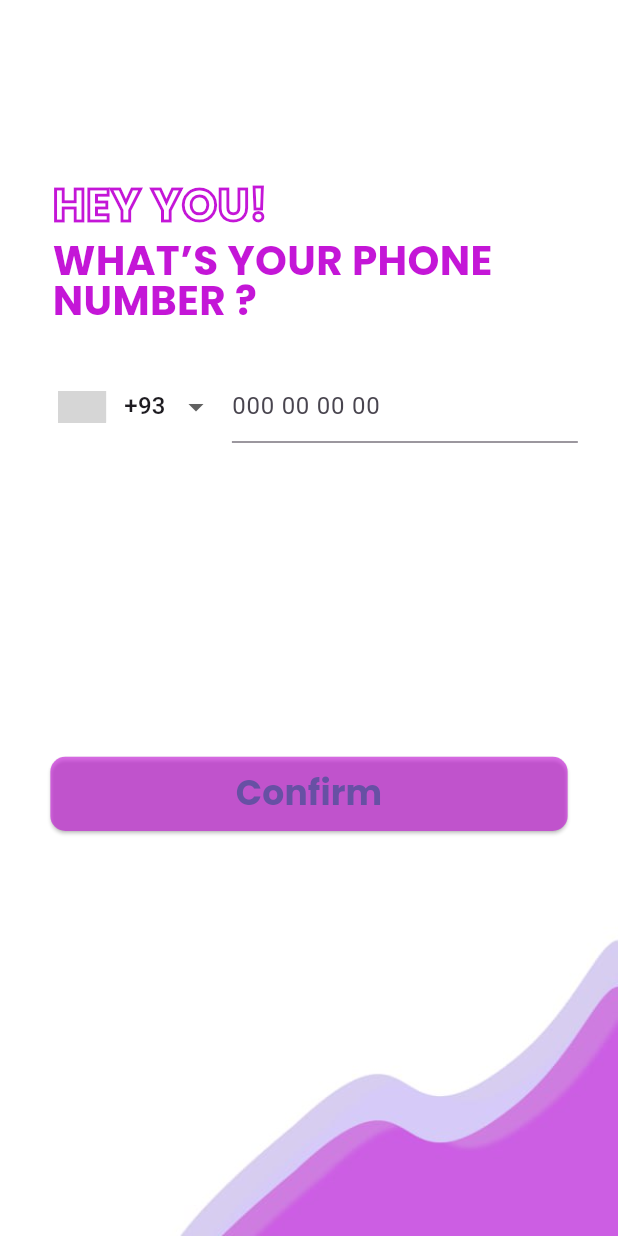
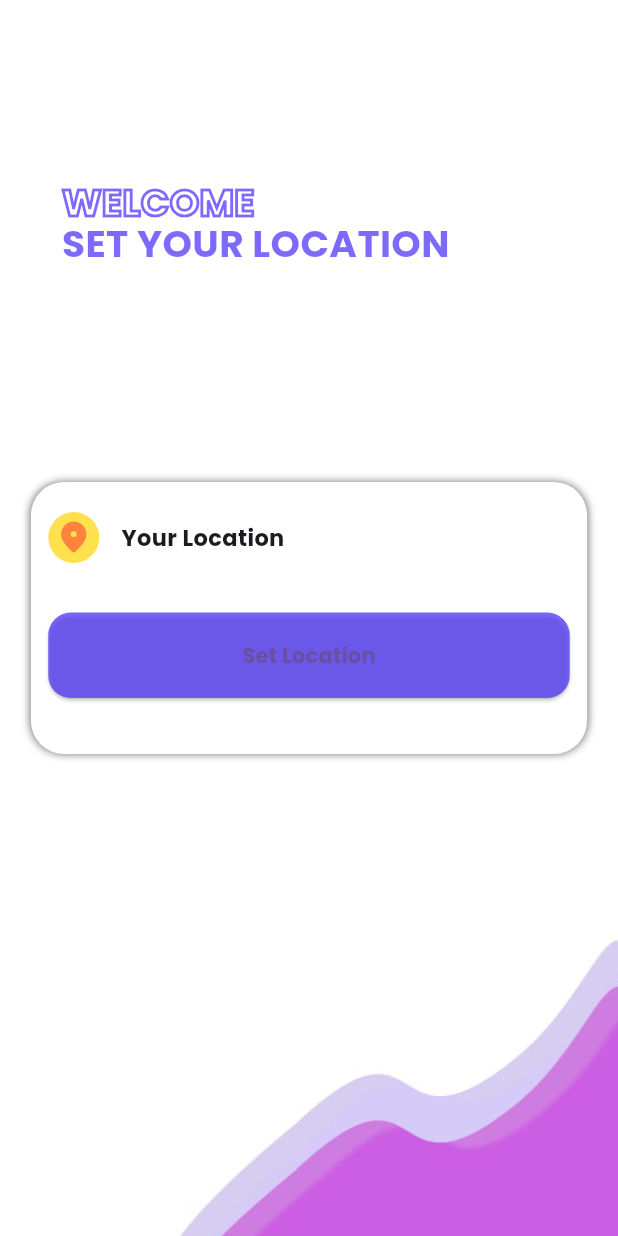
Before and after one commit to souhaibmk22/project, a Flutter app: the screen it shows after launch, after a tap on "Sign in with Phone number", on a phone screen of 412 x 824 dp. Run offline on Flutter 3.47's test engine with Material 3 defaults, Android fonts, the phone set to English and light mode, and no system bars; drawn by our look-alikes of intl_phone_number_input; our stand-ins replace flutter_spinkit, geocoding, geolocator, get, google_fonts, location and 3 more; missing offline and left inert: dart:ffi; grey boxes are pictures that could not be loaded.

Commit message:
get user location address and display it 90% done

```diff
--- a/lib/screens/home.dart
+++ b/lib/screens/home.dart
@@ -1,7 +1,7 @@
 import 'package:flutter/material.dart';
 import 'package:google_fonts/google_fonts.dart';
 import 'phone_sign_in.dart';
-
+import 'select_location.dart';
 class home extends StatefulWidget {
   const home({super.key});
 
@@ -29,7 +29,7 @@ class _homeState extends State<home> {
               ),
               onPressed: () {
                 Navigator.push(context,
-                    MaterialPageRoute(builder: (context) => phone_sign()));
+                    MaterialPageRoute(builder: (context) =>selecte_location() ));
               },
               child: Text(
                 'Sign in with Phone number',
--- a/lib/screens/otp_verfication_screen.dart
+++ b/lib/screens/otp_verfication_screen.dart
@@ -12,13 +12,18 @@ class otpScreen extends StatefulWidget {
 
 class _otpScreenState extends State<otpScreen> {
   final OTPcontroller = TextEditingController();
-  var _explanationText = 'We have sent a OTP on your number';
+  var _explanationText ;
   late Color _ColorAlert = Colors.black.withOpacity(0.6);
 
   @override
   void dispose() {
     OTPcontroller.dispose();
     super.dispose();
+  }
+  @override
+  void initState(){
+    super.initState();
+    _explanationText='We have sent a OTP on your number';
   }
 
   @override
--- /dev/null
+++ b/lib/screens/select_location.dart
@@ -0,0 +1,194 @@
+import 'package:flutter/material.dart';
+import 'package:flutter_spinkit/flutter_spinkit.dart';
+import 'package:geocoding/geocoding.dart';
+import 'package:geolocator/geolocator.dart';
+import 'package:google_fonts/google_fonts.dart';
+import 'package:hi/screens/phone_sign_in.dart';
+
+class selecte_location extends StatefulWidget {
+  const selecte_location({super.key});
+
+  @override
+  State<selecte_location> createState() => _selecte_locationState();
+}
+
+class _selecte_locationState extends State<selecte_location> {
+  Position? _currentLocation;
+  late bool servicePermission = false;
+  late LocationPermission permission;
+  String _yourlocation = "Your Location";
+  String _textholder = "Set Location";
+  String _currentAdress = "";
+  bool _isLoading = false;
+
+  Future<Position> _getCurrentLocation() async {
+    setState(() {
+      _isLoading = true;
+    });
+    servicePermission = await Geolocator.isLocationServiceEnabled();
+    if (!servicePermission) {
+      print("Service disabled");
+    }
+    permission = await Geolocator.checkPermission();
+    if (permission == LocationPermission.denied) {
+      permission = await Geolocator.requestPermission();
+    }
+    return await Geolocator.getCurrentPosition();
+  }
+
+  _getAdressFromCoordinates() async {
+    try {
+      List<Placemark> placemarks = await placemarkFromCoordinates(
+          _currentLocation!.latitude, _currentLocation!.longitude);
+      Placemark place = placemarks[0];
+      print(place);
+      setState(() {
+        _currentAdress = "${place.subLocality}, ${place.locality}";
+      });
+    } catch (e) {
+      print("an error is here${e}");
+    }
+    setState(() {
+      _isLoading = false;
+    });
+  }
+
+  @override
+  void initState() {
+    super.initState();
+  }
+
+  @override
+  Widget build(BuildContext context) {
+    return Scaffold(
+      body: Stack(
+        fit: StackFit.expand,
+        children: [
+          Image.asset(
+            'images/img.png',
+            fit: BoxFit.fill,
+          ),
+          Container(
+              margin: EdgeInsets.only(
+                  top: MediaQuery.of(context).size.height * 0.148,
+                  left: MediaQuery.of(context).size.width * 0.1),
+              child: Text(
+                'WELCOME',
+                style: GoogleFonts.poppins(
+                    textStyle: TextStyle(
+                      fontSize: 25,
+                      fontWeight: FontWeight.w700,
+                      foreground: Paint()
+                        ..style = PaintingStyle.stroke
+                        ..strokeWidth = 2
+                        ..color = Color(0xbd5036fa),
+                    ),
+                    height: 1.1),
+              )),
+          Container(
+            margin: EdgeInsets.only(
+                top: MediaQuery.of(context).size.height * 0.175,
+                left: MediaQuery.of(context).size.width * 0.1),
+            child: Text(
+              'SET YOUR LOCATION',
+              style: GoogleFonts.poppins(
+                  textStyle: TextStyle(
+                      fontSize: 25,
+                      fontWeight: FontWeight.w700,
+                      color: Color(0xbd5036fa))),
+            ),
+          ),
+          Container(
+              margin: EdgeInsets.symmetric(
+                  horizontal: MediaQuery.of(context).size.width * 0.05,
+                  vertical: MediaQuery.of(context).size.height * 0.39),
+              child: Positioned(
+                  top: MediaQuery.of(context).size.height * 0.35,
+                  height: 170,
+                  width: MediaQuery.of(context).size.width * 0.95,
+                  child: Container(
+                    padding:
+                        EdgeInsets.only(top: 20, left: 11.58, right: 11.58),
+                    decoration: BoxDecoration(
+                        color: Colors.white,
+                        borderRadius: BorderRadius.circular(22),
+                        boxShadow: [
+                          BoxShadow(
+                              color: Colors.black.withOpacity(0.557),
+                              blurRadius: 4)
+                        ]),
+                    child: Column(
+                      children: [
+                        Row(
+                          children: [
+                            Container(
+                              width: 34,
+                              height: 34,
+                              child: Icon(
+                                Icons.location_on_rounded,
+                                size: 25,
+                                color: Color(0xffFF833D),
+                              ),
+                              decoration: BoxDecoration(
+                                  borderRadius: BorderRadius.circular(100),
+                                  color: Color(0xffFFE14D)),
+                            ),
+                            SizedBox(
+                              width: 14.74,
+                            ),
+                            _isLoading
+                                ? SpinKitThreeBounce(
+                                    color: Color(0xbd5036fa), //0xbd5036fa
+                                    size: 30,
+                                    duration: Duration(milliseconds: 800),
+                                  )
+                                : Text(
+                                    '${_yourlocation}',
+                                    style: GoogleFonts.poppins(
+                                        textStyle: TextStyle(
+                                            fontSize: 15,
+                                            fontWeight: FontWeight.w700)),
+                                  ),
+                          ],
+                        ),
+                        SizedBox(
+                          height: 33,
+                        ),
+                        Center(
+                            child: ElevatedButton(
+                                onPressed: () async {
+                                  _currentLocation =
+                                      await _getCurrentLocation();
+                                  await _getAdressFromCoordinates();
+
+                                  setState(() {
+                                    if (_currentAdress.isNotEmpty) {
+                                      _yourlocation = _currentAdress;
+                                    }
+                                  });
+                                },
+                                style: ElevatedButton.styleFrom(
+                                    shape: RoundedRectangleBorder(
+                                        borderRadius:
+                                            BorderRadius.circular(15)),
+                                    fixedSize: Size(
+                                        MediaQuery.of(context).size.width *
+                                            0.85,
+                                        57),
+                                    backgroundColor: Color(0xbd5036fa)),
+                                child: Text(
+                                  _textholder,
+                                  style: GoogleFonts.poppins(
+                                      textStyle: TextStyle(
+                                    fontSize: 14,
+                                    fontWeight: FontWeight.w700,
+                                  )),
+                                )))
+                      ],
+                    ),
+                  ))),
+        ],
+      ),
+    );
+  }
+}
--- a/pubspec.yaml
+++ b/pubspec.yaml
@@ -40,6 +40,12 @@ dependencies:
   awesome_dialog: ^3.2.0
   intl_phone_number_input: ^0.7.3+1
   pinput: ^3.0.1
+  permission_handler: ^11.0.1
+  location: ^5.0.3
+  get: ^4.6.6
+  geolocator: ^10.1.0
+  geocoding: ^2.1.1
+  flutter_spinkit: ^5.2.0
 dev_dependencies:
   flutter_test:
     sdk: flutter
```
Also changed, not shown: lib/src/controller/location_controller.dart (added, +17 -0 lines), lib/src/services/location_service.dart (added, +70 -0 lines), pubspec.lock, 6 other files.
